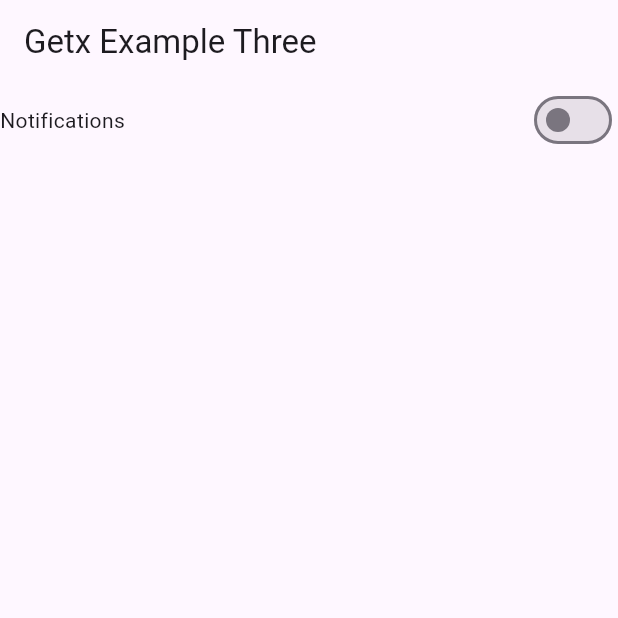
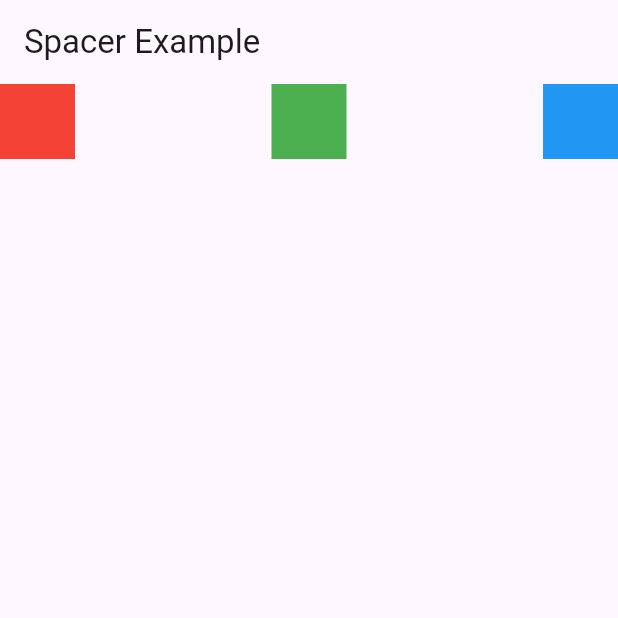
Before and after one commit to pallavipradhan5578/getx_features_aaplication, a Flutter app: the screen it shows after launch, on a phone screen of 412 x 824 dp, the top half of it. Run offline on Flutter 3.47's test engine with Material 3 defaults, Android fonts, the phone set to English and light mode, and no system bars; our stand-ins replace get, image_picker.

Commit message:
SpacerWidget.dart

```diff
--- a/lib/main.dart
+++ b/lib/main.dart
@@ -10,6 +10,7 @@ import 'package:statemanagementgetx/languages.dart';
 import 'package:statemanagementgetx/light&dark_theme.dart';
 import 'package:statemanagementgetx/navigation.dart';
 import 'package:statemanagementgetx/practics.dart';
+import 'package:statemanagementgetx/spacerwidget.dart';
 
 import 'imagepicker/imagehome.dart';
 
@@ -34,7 +35,7 @@ class MyApp extends StatelessWidget {
         colorScheme: ColorScheme.fromSeed(seedColor: Colors.deepPurple),
         useMaterial3: true,
       ),
-      home:ExampleThree  (name: 'Theme',),debugShowCheckedModeBanner: false,
+      home:SpacerWidget (),debugShowCheckedModeBanner: false,
     );
   }
 }
--- /dev/null
+++ b/lib/spacerwidget.dart
@@ -0,0 +1,26 @@
+import 'package:flutter/material.dart';
+
+class SpacerWidget extends StatefulWidget {
+  const SpacerWidget({super.key});
+
+  @override
+  State<SpacerWidget> createState() => _SpacerWidgetState();
+}
+
+class _SpacerWidgetState extends State<SpacerWidget> {
+  @override
+  Widget build(BuildContext context) {
+    return Scaffold(
+      appBar: AppBar(title: Text('Spacer Example')),
+      body: Row(
+        children: [
+          Container(color: Colors.red, width: 50, height: 50),
+          Spacer(), // Adds flexible space
+          Container(color: Colors.green, width: 50, height: 50),
+          Spacer(), // Adds another flexible space
+          Container(color: Colors.blue, width: 50, height: 50),
+        ],
+      ),
+    );
+  }
+}
```
